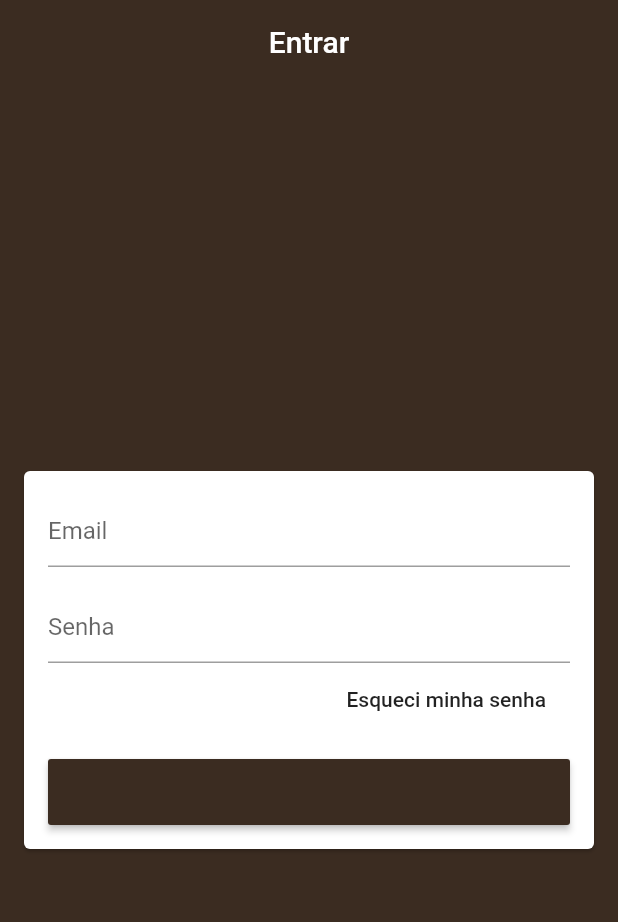
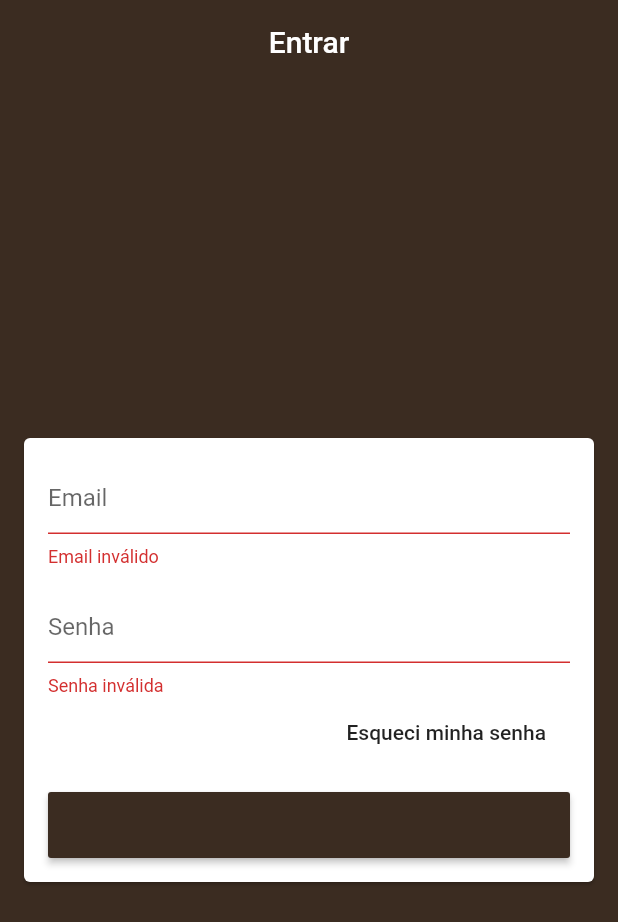
Before and after one commit to Werisu/LojaVirtualCatalogo, a Flutter app: the screen it shows after launch, after a tap on "Entrar", on a phone screen of 412 x 824 dp. Shown: the top 922 px of the screen. Run offline on Flutter 3.47's test engine with Material 2 defaults, Android fonts, the phone set to English and light mode, and no system bars; our stand-ins replace cloud_firestore, firebase_core; accounts and stored records are empty.

Commit message:
Validando email com Expressão Regular

```diff
--- /dev/null
+++ b/lib/helpers/validators.dart
@@ -0,0 +1,5 @@
+bool emailValid(String email){
+  final RegExp regex = RegExp(
+      r"^(([^<>()[\]\\.,;:\s@\']+(\.[^<>()[\]\\.,;:\s@\']+)*)|(\'.+\'))@((\[[0-9]{1,3}\.[0-9]{1,3}\.[0-9]{1,3}\.[0-9]{1,3}\])|(([a-zA-Z\-0-9]+\.)+[a-zA-Z]{2,}))$");
+  return regex.hasMatch(email);
+}
--- a/lib/screens/login/login_screen.dart
+++ b/lib/screens/login/login_screen.dart
@@ -1,3 +1,4 @@
+import 'package:catalogoapp/helpers/validators.dart';
 import 'package:flutter/material.dart';
 
 class LoginScreen extends StatelessWidget {
@@ -5,6 +6,15 @@
 
   @override
   Widget build(BuildContext context) {
+
+    // definindo uma chave global
+    final GlobalKey<FormState> formKey = GlobalKey<FormState>();
+
+    // pegando valores dos campos de email e senha
+    final TextEditingController emailController = TextEditingController();
+    final TextEditingController passController = TextEditingController();
+
+
 
     // 'RaisedButton' está obsoleto e não deve ser usado. Em vez disso, use ElevatedButton. Consulte o guia de migração em flutter.dev/go/material-button-migration-guide).
     final ButtonStyle raisedButtonStyle = ElevatedButton.styleFrom(
@@ -35,20 +45,28 @@
       body: Center(
         child: Card(
           margin: const EdgeInsets.symmetric(horizontal: 16),
+          child: Form(
+            key: formKey,
             child: ListView(
               padding: const EdgeInsets.all(16),
               shrinkWrap: true,
               children: [
                 TextFormField(
+                  controller: emailController,
                   decoration: const InputDecoration(hintText: "Email"),
                   keyboardType: TextInputType.emailAddress,
                   autocorrect: false,
                   validator: (email){
+                    if(!emailValid(email!)){
+                      return 'Email inválido';
+                    }else{
                       return null;
+                    }
                   },
                 ),
                 const SizedBox(height: 16),
                 TextFormField(
+                  controller: passController,
                   decoration: const InputDecoration(hintText: "Senha"),
                   autocorrect: false,
                   obscureText: true,
@@ -77,7 +95,9 @@
                   child: ElevatedButton(
                     style: raisedButtonStyle,
                     onPressed: (){
+                      if(formKey.currentState!.validate()){
 
+                      }
                     },
                     child: const Text(
                         "Entrar",
@@ -91,6 +111,7 @@
             ),
           ),
         ),
+      ),
     );
   }
 }
```
Lines whose indentation alone changed are shown as unchanged.
